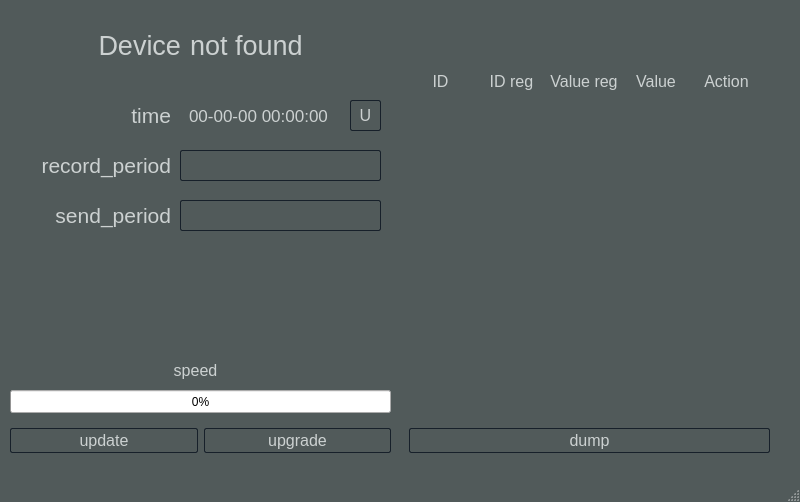
First picture: the form in mainwindow.ui, repository DrDeLaBill/logger, before the edit.
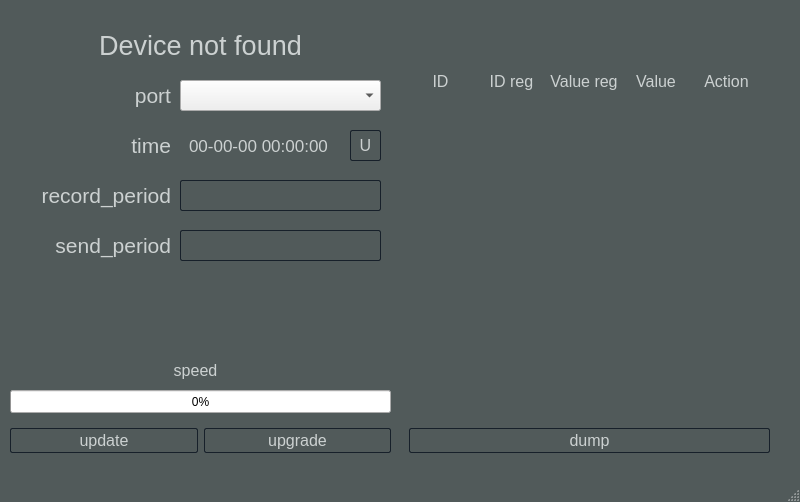
Second picture: the form after the edit.

Commit message: HID to Virtual COM Port

The edit to the form file:
```diff
--- a/mainwindow.ui
+++ b/mainwindow.ui
@@ -125,7 +125,7 @@
         <property name="geometry">
          <rect>
           <x>10</x>
-          <y>130</y>
+          <y>160</y>
           <width>361</width>
           <height>51</height>
          </rect>
@@ -178,7 +178,7 @@
         <property name="geometry">
          <rect>
           <x>10</x>
-          <y>180</y>
+          <y>210</y>
           <width>361</width>
           <height>51</height>
          </rect>
@@ -232,7 +232,7 @@
          <rect>
           <x>10</x>
           <y>10</y>
-          <width>161</width>
+          <width>361</width>
           <height>51</height>
          </rect>
         </property>
@@ -242,35 +242,17 @@
          </font>
         </property>
         <property name="text">
-         <string>Device</string>
+         <string>Device not found</string>
         </property>
         <property name="alignment">
-         <set>Qt::AlignRight|Qt::AlignTrailing|Qt::AlignVCenter</set>
-        </property>
-       </widget>
-       <widget class="QLabel" name="version_label">
-        <property name="geometry">
-         <rect>
-          <x>180</x>
-          <y>10</y>
-          <width>191</width>
-          <height>51</height>
-         </rect>
-        </property>
-        <property name="font">
-         <font>
-          <pointsize>20</pointsize>
-         </font>
-        </property>
-        <property name="text">
-         <string>not found</string>
+         <set>Qt::AlignCenter</set>
         </property>
        </widget>
        <widget class="QGroupBox" name="groupBox_3">
         <property name="geometry">
          <rect>
           <x>10</x>
-          <y>80</y>
+          <y>110</y>
           <width>361</width>
           <height>51</height>
          </rect>
@@ -399,6 +381,53 @@
          <set>Qt::AlignCenter</set>
         </property>
        </widget>
+       <widget class="QGroupBox" name="groupBox_6">
+        <property name="geometry">
+         <rect>
+          <x>10</x>
+          <y>60</y>
+          <width>361</width>
+          <height>51</height>
+         </rect>
+        </property>
+        <property name="title">
+         <string/>
+        </property>
+        <widget class="QLabel" name="label_record_period_4">
+         <property name="geometry">
+          <rect>
+           <x>0</x>
+           <y>10</y>
+           <width>151</width>
+           <height>31</height>
+          </rect>
+         </property>
+         <property name="font">
+          <font>
+           <pointsize>16</pointsize>
+          </font>
+         </property>
+         <property name="layoutDirection">
+          <enum>Qt::LeftToRight</enum>
+         </property>
+         <property name="text">
+          <string>port</string>
+         </property>
+         <property name="alignment">
+          <set>Qt::AlignRight|Qt::AlignTrailing|Qt::AlignVCenter</set>
+         </property>
+        </widget>
+        <widget class="QComboBox" name="comboBox">
+         <property name="geometry">
+          <rect>
+           <x>160</x>
+           <y>10</y>
+           <width>201</width>
+           <height>31</height>
+          </rect>
+         </property>
+        </widget>
+       </widget>
       </widget>
      </item>
      <item>
```
The commit also changes 21 other files.
